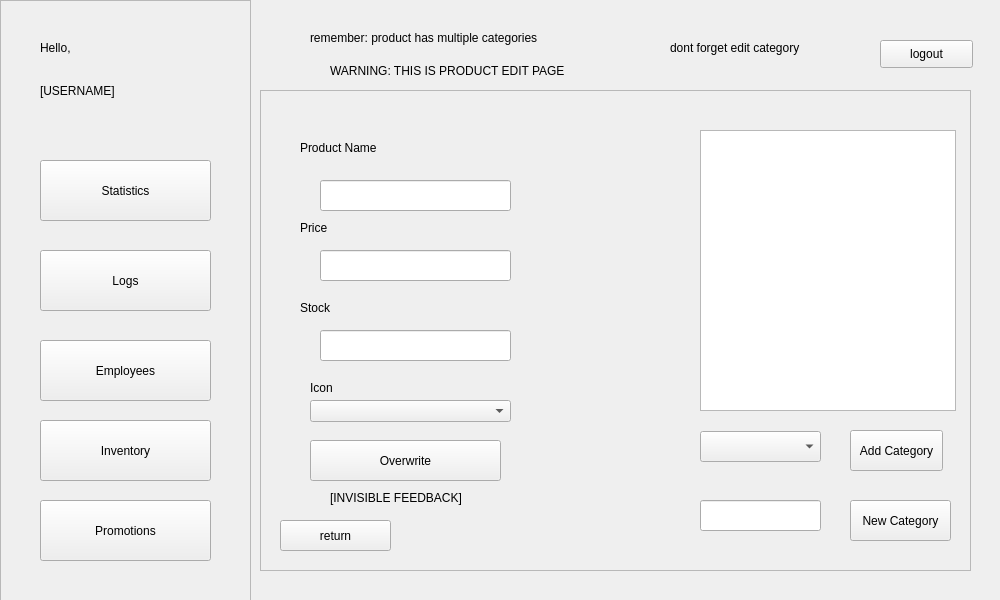
Above: POS/UI/inventoryEdit.ui from ReiZedlav/CSCC-21.1-Software-Engineering-1 before the change. Below: the same form after it.
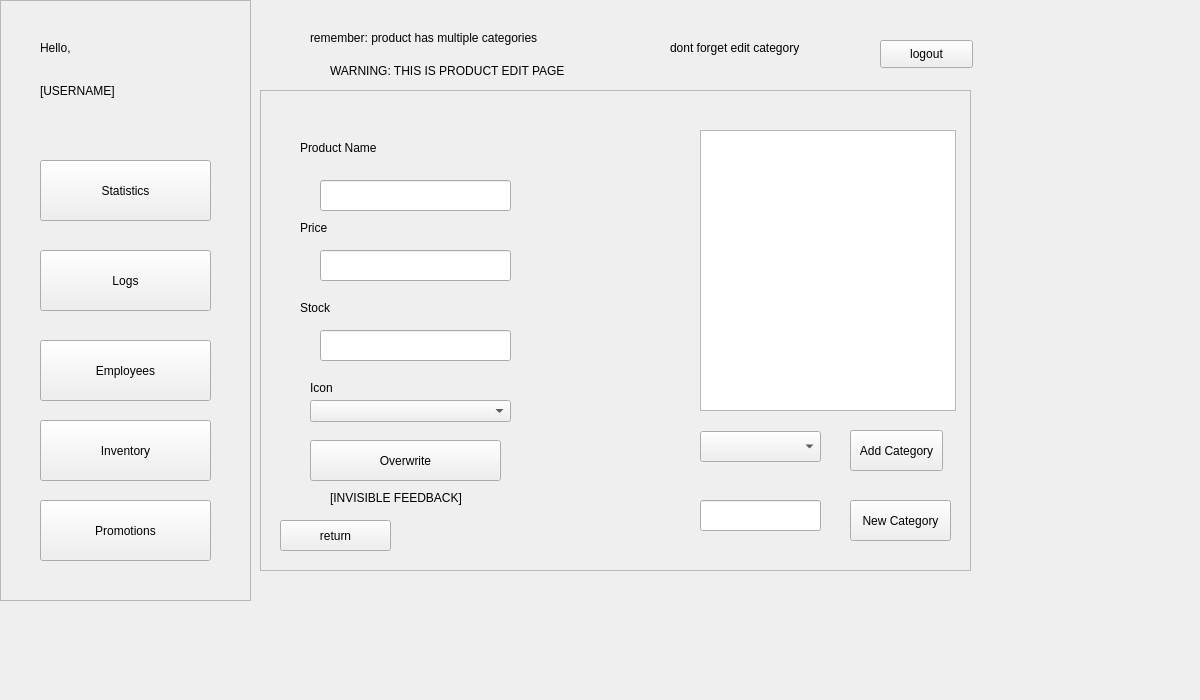
That is the form after the change.

Patch:
```diff
--- a/POS/UI/inventoryEdit.ui
+++ b/POS/UI/inventoryEdit.ui
@@ -6,8 +6,8 @@
    <rect>
     <x>0</x>
     <y>0</y>
-    <width>1000</width>
-    <height>600</height>
+    <width>1200</width>
+    <height>700</height>
    </rect>
   </property>
   <property name="windowTitle">
```
Left out of the diff: 4 changed lines with no effect on the pictures.
